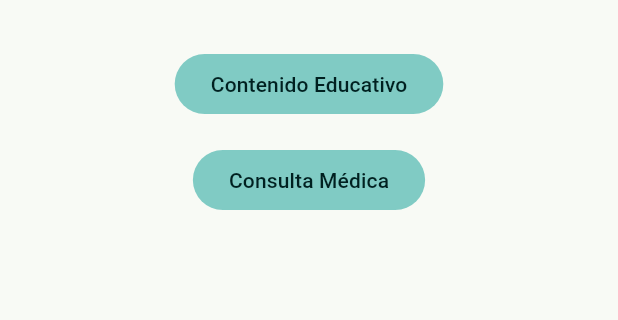
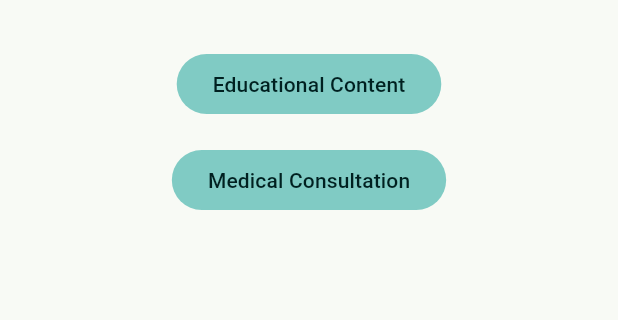
Before and after one commit to nzluis/saLuz, a Flutter app: the screen it shows after launch, on a phone screen of 412 x 824 dp, the part 585-905 px from its top. Run offline on Flutter 3.47's test engine with Material 3 defaults, Android fonts, the phone set to English and light mode, and no system bars; our stand-ins replace flutter_riverpod, get_it, go_router, injectable.

Commit message:
feat: configure i18n with flutter_localizations + intl (es/en)
- Add flutter_localizations, intl deps + generate: true in pubspec
- Create l10n.yaml config pointing to lib/l10n/
- Create ARB files: app_en.arb (template), app_es.arb (Spanish)
- Generate AppLocalizations class with type-safe string access
- Wire localizationsDelegates and supportedLocales into MaterialApp.router
- Update screens to use AppLocalizations.of(context) for all strings
- Add per-screen localization tests for Spanish

````diff
--- /dev/null
+++ b/l10n.yaml
@@ -0,0 +1,5 @@
+arb-dir: lib/l10n
+template-arb-file: app_en.arb
+output-localization-file: app_localizations.dart
+output-class: AppLocalizations
+nullable-getter: false
--- a/lib/core/router/app_router.dart
+++ b/lib/core/router/app_router.dart
@@ -2,6 +2,7 @@ import 'package:flutter/material.dart';
 import 'package:go_router/go_router.dart';
 
 import '../../design_system/design_system.dart';
+import '../../l10n/app_localizations.dart';
 
 part 'app_router.g.dart';
 
@@ -46,10 +47,11 @@ class HomeScreen extends StatelessWidget {
   @override
   Widget build(BuildContext context) {
     final theme = Theme.of(context);
+    final l10n = AppLocalizations.of(context);
 
     return Scaffold(
       appBar: AppBar(
-        title: const Text('saLuz'),
+        title: Text(l10n.appTitle),
         backgroundColor: theme.colorScheme.primary,
         foregroundColor: theme.colorScheme.onPrimary,
       ),
@@ -58,7 +60,7 @@ class HomeScreen extends StatelessWidget {
           mainAxisAlignment: MainAxisAlignment.center,
           children: [
             Text(
-              'saLuz',
+              l10n.homeTitle,
               style: theme.textTheme.displaySmall?.copyWith(
                 color: theme.colorScheme.primary,
                 fontWeight: FontWeight.bold,
@@ -67,12 +69,12 @@ class HomeScreen extends StatelessWidget {
             const SizedBox(height: AppSpacing.xxl),
             FilledButton.tonal(
               onPressed: () => const ContentRoute().go(context),
-              child: const Text('Contenido Educativo'),
+              child: Text(l10n.educationalContent),
             ),
             const SizedBox(height: AppSpacing.lg),
             FilledButton.tonal(
               onPressed: () => const ConsultationRoute().go(context),
-              child: const Text('Consulta Médica'),
+              child: Text(l10n.medicalConsultation),
             ),
           ],
         ),
@@ -86,10 +88,12 @@ class ContentScreen extends StatelessWidget {
 
   @override
   Widget build(BuildContext context) {
+    final l10n = AppLocalizations.of(context);
+
     return Scaffold(
-      appBar: AppBar(title: const Text('Contenido')),
-      body: const Center(
-        child: Text('Contenido Educativo'),
+      appBar: AppBar(title: Text(l10n.contentScreenTitle)),
+      body: Center(
+        child: Text(l10n.contentScreenBody),
       ),
     );
   }
@@ -100,10 +104,12 @@ class ConsultationScreen extends StatelessWidget {
 
   @override
   Widget build(BuildContext context) {
+    final l10n = AppLocalizations.of(context);
+
     return Scaffold(
-      appBar: AppBar(title: const Text('Consulta')),
-      body: const Center(
-        child: Text('Consulta Médica'),
+      appBar: AppBar(title: Text(l10n.consultationScreenTitle)),
+      body: Center(
+        child: Text(l10n.consultationScreenBody),
       ),
     );
   }
--- /dev/null
+++ b/lib/l10n/app_en.arb
@@ -0,0 +1,17 @@
+{
+  "@@locale": "en",
+  "appTitle": "saLuz",
+  "homeTitle": "saLuz",
+  "educationalContent": "Educational Content",
+  "medicalConsultation": "Medical Consultation",
+  "@educationalContent": {
+    "description": "Button label for the educational content section"
+  },
+  "@medicalConsultation": {
+    "description": "Button label for the medical consultation section"
+  },
+  "contentScreenTitle": "Content",
+  "contentScreenBody": "Educational Content",
+  "consultationScreenTitle": "Consultation",
+  "consultationScreenBody": "Medical Consultation"
+}
--- /dev/null
+++ b/lib/l10n/app_localizations.dart
@@ -0,0 +1,182 @@
+import 'dart:async';
+
+import 'package:flutter/foundation.dart';
+import 'package:flutter/widgets.dart';
+import 'package:flutter_localizations/flutter_localizations.dart';
+import 'package:intl/intl.dart' as intl;
+
+import 'app_localizations_en.dart';
+import 'app_localizations_es.dart';
+
+// ignore_for_file: type=lint
+
+/// Callers can lookup localized strings with an instance of AppLocalizations
+/// returned by `AppLocalizations.of(context)`.
+///
+/// Applications need to include `AppLocalizations.delegate()` in their app's
+/// `localizationDelegates` list, and the locales they support in the app's
+/// `supportedLocales` list. For example:
+///
+/// ```dart
+/// import 'l10n/app_localizations.dart';
+///
+/// return MaterialApp(
+///   localizationsDelegates: AppLocalizations.localizationsDelegates,
+///   supportedLocales: AppLocalizations.supportedLocales,
+///   home: MyApplicationHome(),
+/// );
+/// ```
+///
+/// ## Update pubspec.yaml
+///
+/// Please make sure to update your pubspec.yaml to include the following
+/// packages:
+///
+/// ```yaml
+/// dependencies:
+///   # Internationalization support.
+///   flutter_localizations:
+///     sdk: flutter
+///   intl: any # Use the pinned version from flutter_localizations
+///
+///   # Rest of dependencies
+/// ```
+///
+/// ## iOS Applications
+///
+/// iOS applications define key application metadata, including supported
+/// locales, in an Info.plist file that is built into the application bundle.
+/// To configure the locales supported by your app, you’ll need to edit this
+/// file.
+///
+/// First, open your project’s ios/Runner.xcworkspace Xcode workspace file.
+/// Then, in the Project Navigator, open the Info.plist file under the Runner
+/// project’s Runner folder.
+///
+/// Next, select the Information Property List item, select Add Item from the
+/// Editor menu, then select Localizations from the pop-up menu.
+///
+/// Select and expand the newly-created Localizations item then, for each
+/// locale your application supports, add a new item and select the locale
+/// you wish to add from the pop-up menu in the Value field. This list should
+/// be consistent with the languages listed in the AppLocalizations.supportedLocales
+/// property.
+abstract class AppLocalizations {
+  AppLocalizations(String locale)
+    : localeName = intl.Intl.canonicalizedLocale(locale.toString());
+
+  final String localeName;
+
+  static AppLocalizations of(BuildContext context) {
+    return Localizations.of<AppLocalizations>(context, AppLocalizations)!;
+  }
+
+  static const LocalizationsDelegate<AppLocalizations> delegate =
+      _AppLocalizationsDelegate();
+
+  /// A list of this localizations delegate along with the default localizations
+  /// delegates.
+  ///
+  /// Returns a list of localizations delegates containing this delegate along with
+  /// GlobalMaterialLocalizations.delegate, GlobalCupertinoLocalizations.delegate,
+  /// and GlobalWidgetsLocalizations.delegate.
+  ///
+  /// Additional delegates can be added by appending to this list in
+  /// MaterialApp. This list does not have to be used at all if a custom list
+  /// of delegates is preferred or required.
+  static const List<LocalizationsDelegate<dynamic>> localizationsDelegates =
+      <LocalizationsDelegate<dynamic>>[
+        delegate,
+        GlobalMaterialLocalizations.delegate,
+        GlobalCupertinoLocalizations.delegate,
+        GlobalWidgetsLocalizations.delegate,
+      ];
+
+  /// A list of this localizations delegate's supported locales.
+  static const List<Locale> supportedLocales = <Locale>[
+    Locale('en'),
+    Locale('es'),
+  ];
+
+  /// No description provided for @appTitle.
+  ///
+  /// In en, this message translates to:
+  /// **'saLuz'**
+  String get appTitle;
+
+  /// No description provided for @homeTitle.
+  ///
+  /// In en, this message translates to:
+  /// **'saLuz'**
+  String get homeTitle;
+
+  /// Button label for the educational content section
+  ///
+  /// In en, this message translates to:
+  /// **'Educational Content'**
+  String get educationalContent;
+
+  /// Button label for the medical consultation section
+  ///
+  /// In en, this message translates to:
+  /// **'Medical Consultation'**
+  String get medicalConsultation;
+
+  /// No description provided for @contentScreenTitle.
+  ///
+  /// In en, this message translates to:
+  /// **'Content'**
+  String get contentScreenTitle;
+
+  /// No description provided for @contentScreenBody.
+  ///
+  /// In en, this message translates to:
+  /// **'Educational Content'**
+  String get contentScreenBody;
+
+  /// No description provided for @consultationScreenTitle.
+  ///
+  /// In en, this message translates to:
+  /// **'Consultation'**
+  String get consultationScreenTitle;
+
+  /// No description provided for @consultationScreenBody.
+  ///
+  /// In en, this message translates to:
+  /// **'Medical Consultation'**
+  String get consultationScreenBody;
+}
+
+class _AppLocalizationsDelegate
+    extends LocalizationsDelegate<AppLocalizations> {
+  const _AppLocalizationsDelegate();
+
+  @override
+  Future<AppLocalizations> load(Locale locale) {
+    return SynchronousFuture<AppLocalizations>(lookupAppLocalizations(locale));
+  }
+
+  @override
+  bool isSupported(Locale locale) =>
+      <String>['en', 'es'].contains(locale.languageCode);
+
+  @override
+  bool shouldReload(_AppLocalizationsDelegate old) => false;
+}
+
+AppLocalizations lookupAppLocalizations(Locale locale) {
+  // Lookup logic when only language code is specified.
+  switch (locale.languageCode) {
+    case 'en':
+      return AppLocalizationsEn();
+    case 'es':
+      return AppLocalizationsEs();
+  }
+
+  throw FlutterError(
+    'AppLocalizations.delegate failed to load unsupported locale "$locale". This is likely '
+    'an issue with the localizations generation tool. Please file an issue '
+    'on GitHub with a reproducible sample app and the gen-l10n configuration '
+    'that was used.',
+  );
+}
--- /dev/null
+++ b/lib/l10n/app_localizations_en.dart
@@ -0,0 +1,35 @@
+// ignore: unused_import
+import 'package:intl/intl.dart' as intl;
+
+import 'app_localizations.dart';
+
+// ignore_for_file: type=lint
+
+/// The translations for English (`en`).
+class AppLocalizationsEn extends AppLocalizations {
+  AppLocalizationsEn([String locale = 'en']) : super(locale);
+
+  @override
+  String get appTitle => 'saLuz';
+
+  @override
+  String get homeTitle => 'saLuz';
+
+  @override
+  String get educationalContent => 'Educational Content';
+
+  @override
+  String get medicalConsultation => 'Medical Consultation';
+
+  @override
+  String get contentScreenTitle => 'Content';
+
+  @override
+  String get contentScreenBody => 'Educational Content';
+
+  @override
+  String get consultationScreenTitle => 'Consultation';
+
+  @override
+  String get consultationScreenBody => 'Medical Consultation';
+}
--- a/lib/main.dart
+++ b/lib/main.dart
@@ -1,10 +1,12 @@
 import 'package:flutter/material.dart';
+import 'package:flutter_localizations/flutter_localizations.dart';
 import 'package:flutter_riverpod/flutter_riverpod.dart';
 import 'package:go_router/go_router.dart';
 
 import 'core/di/injection.dart';
 import 'core/router/app_router.dart';
 import 'design_system/design_system.dart';
+import 'l10n/app_localizations.dart';
 
 void main() {
   configureDependencies();
@@ -20,6 +22,16 @@ class SaluzApp extends ConsumerWidget {
       title: 'saLuz',
       debugShowCheckedModeBanner: false,
       theme: AppTheme.light,
+      localizationsDelegates: const [
+        AppLocalizations.delegate,
+        GlobalMaterialLocalizations.delegate,
+        GlobalWidgetsLocalizations.delegate,
+        GlobalCupertinoLocalizations.delegate,
+      ],
+      supportedLocales: const [
+        Locale('es'),
+        Locale('en'),
+      ],
       routerConfig: GoRouter(
         routes: $appRoutes,
         initialLocation: '/',
--- a/pubspec.yaml
+++ b/pubspec.yaml
@@ -31,10 +31,13 @@ dependencies:
   cupertino_icons: ^1.0.8
   flutter:
     sdk: flutter
+  flutter_localizations:
+    sdk: flutter
   flutter_riverpod: ^3.4.2
   get_it: ^9.2.1
   go_router: ^18.0.1
   injectable: ^3.0.0
+  intl: any
   riverpod_annotation: ^4.0.7
 
 dev_dependencies:
@@ -51,6 +54,7 @@ dev_dependencies:
 
 # The following section is specific to Flutter packages.
 flutter:
+  generate: true
 
   # The following line ensures that the Material Icons font is
   # included with your application, so that you can use the icons in
````
Also changed, not shown: lib/l10n/app_es.arb (added, +17 -0 lines), lib/l10n/app_localizations_es.dart (added, +35 -0 lines), pubspec.lock, 1 other file.
